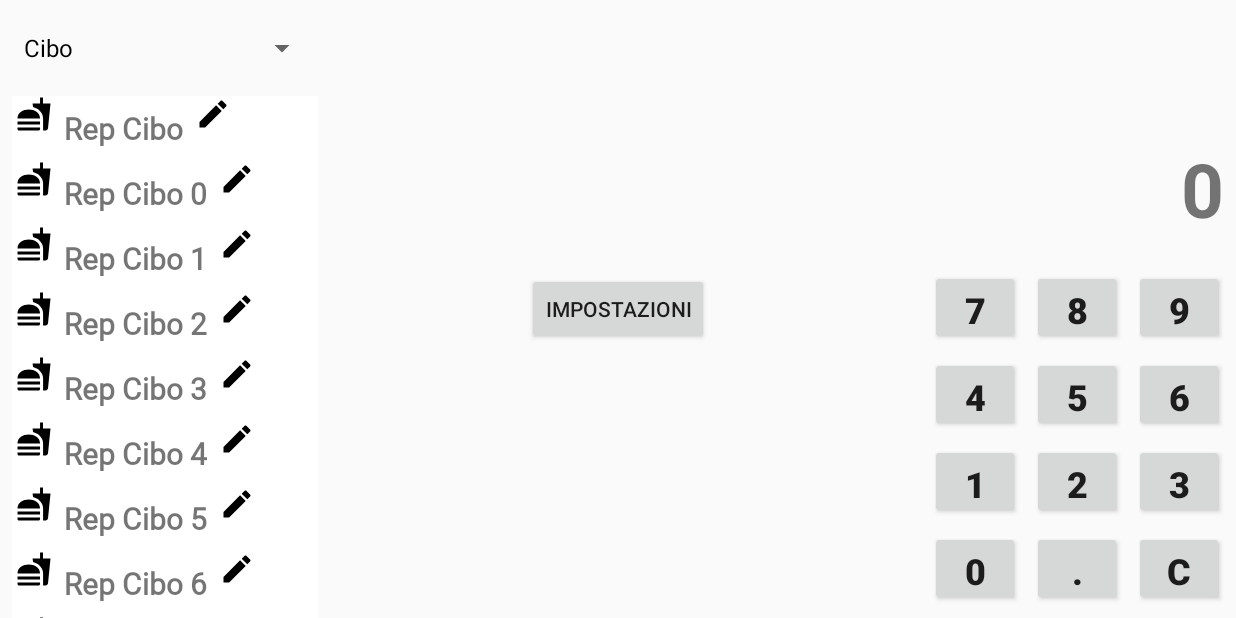
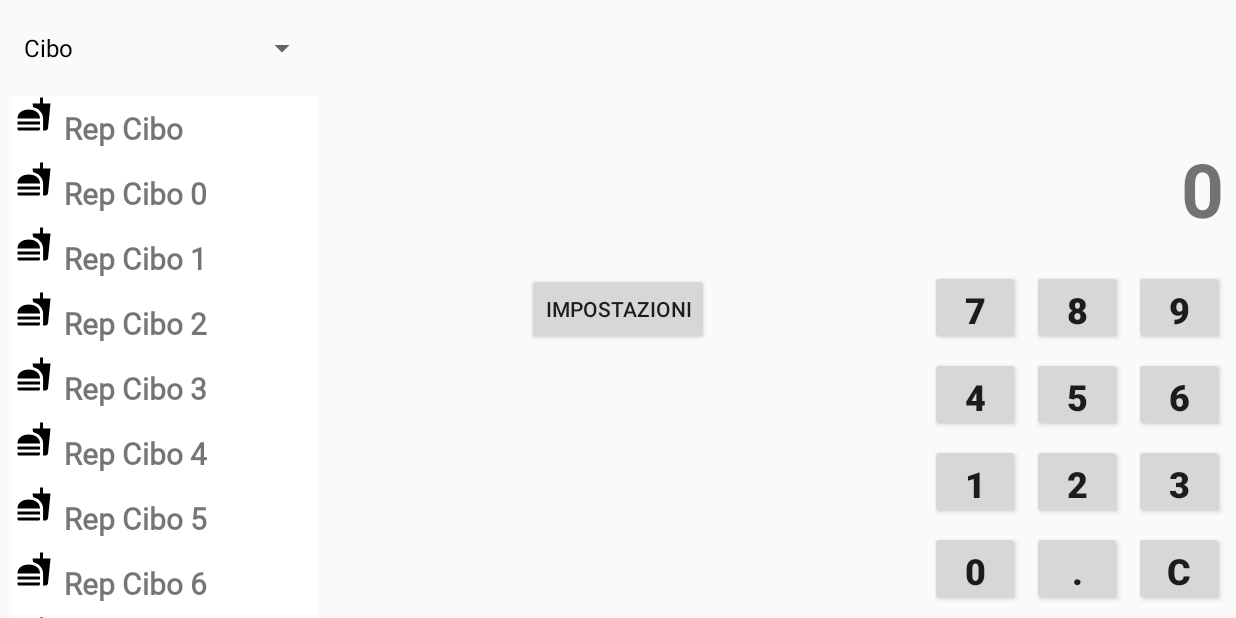
Before and after one commit to simone-di-paolo/cash-register-android, an Android app: the screen it shows after launch (MainActivity), on a phone screen of 824 x 412 dp (held sideways). Run offline under Robolectric (Android 15) with nearby library versions, the phone set to English and light mode, and no system bars.

Commit message:
Feature - Added new RecycleView for the edit of the Reparto name.

```diff
--- a/app/build.gradle
+++ b/app/build.gradle
@@ -29,6 +29,9 @@ dependencies {
     implementation 'com.google.android.material:material:1.6.1'
     implementation 'androidx.navigation:navigation-fragment:2.5.1'
     implementation 'androidx.navigation:navigation-ui:2.5.1'
+    implementation 'org.apache.commons:commons-lang3:3.0'
+    implementation 'android.arch.persistence.room:runtime:1.1.1'
+    annotationProcessor "android.arch.persistence.room:compiler:1.1.1"
     testImplementation 'junit:junit:4.12'
     androidTestImplementation 'androidx.test.ext:junit:1.1.3'
     androidTestImplementation 'androidx.test.espresso:espresso-core:3.4.0'
--- a/app/src/main/java/com/dev/simonedipaolo/cashregister/MainActivity.java
+++ b/app/src/main/java/com/dev/simonedipaolo/cashregister/MainActivity.java
@@ -5,8 +5,10 @@ import androidx.fragment.app.FragmentManager;
 import androidx.fragment.app.FragmentTransaction;
 
 import android.os.Bundle;
+import android.util.Log;
 
 import com.dev.simonedipaolo.cashregister.fragments.CashRegisterFragment;
+import com.dev.simonedipaolo.cashregister.utils.EditRepartoDialog;
 
 public class MainActivity extends AppCompatActivity {
 
--- a/app/src/main/java/com/dev/simonedipaolo/cashregister/adapters/RepartiAdapter.java
+++ b/app/src/main/java/com/dev/simonedipaolo/cashregister/adapters/RepartiAdapter.java
@@ -68,16 +68,6 @@ public class RepartiAdapter extends RecyclerView.Adapter<RepartiAdapter.RepartiV
             holder.text.setText(repartiNames[position]);
             holder.image.setImageResource(repartiImages[index]);
         }
-
-        // edit icon listener
-        holder.editIcon.setImageResource(R.drawable.ic_baseline_edit_24);
-        holder.editIcon.setOnClickListener(new View.OnClickListener() {
-            @Override
-            public void onClick(View view) {
-                Toast.makeText(context, "" + holder.getAdapterPosition(), Toast.LENGTH_SHORT).show();
-                EditRepartoDialog.openDialog(fragment.getParentFragmentManager());
-            }
-        });
     }
 
     @Override
@@ -89,17 +79,15 @@ public class RepartiAdapter extends RecyclerView.Adapter<RepartiAdapter.RepartiV
     }
 
     // inner class
-    public class RepartiViewHolder extends RecyclerView.ViewHolder{
+    public class RepartiViewHolder extends RecyclerView.ViewHolder {
 
         TextView text;
         ImageView image;
-        ImageView editIcon;
 
         public RepartiViewHolder(@NonNull View itemView) {
             super(itemView);
             text = itemView.findViewById(R.id.repartiRowText);
             image = itemView.findViewById(R.id.rowIcon);
-            editIcon = itemView.findViewById(R.id.editIcon);
         }
     }
 
--- a/app/src/main/res/layout/fragment_configure_reparti.xml
+++ b/app/src/main/res/layout/fragment_configure_reparti.xml
@@ -106,7 +106,7 @@
         android:layout_marginTop="16dp"
         android:layout_marginEnd="16dp"
         android:fontFamily="@font/roboto"
-        android:text="Clicca su un reparto \nper cambiare il nome"
+        android:text="@string/clicca_su_un_reparto_nper_cambiare_il_nome"
         android:textAlignment="center"
         android:textSize="20sp"
         android:textStyle="bold"
--- a/app/src/main/res/layout/reparti_row.xml
+++ b/app/src/main/res/layout/reparti_row.xml
@@ -48,18 +48,6 @@
                 app:layout_constraintTop_toTopOf="parent"
                 app:layout_constraintVertical_bias="0.507" />
 
-            <ImageView
-                android:id="@+id/editIcon"
-                android:layout_width="wrap_content"
-                android:layout_height="wrap_content"
-                android:layout_marginStart="8dp"
-                app:layout_constraintBottom_toBottomOf="parent"
-                app:layout_constraintEnd_toEndOf="parent"
-                app:layout_constraintHorizontal_bias="0.0"
-                app:layout_constraintStart_toEndOf="@+id/repartiRowText"
-                app:layout_constraintTop_toTopOf="parent"
-                app:layout_constraintVertical_bias="0.0"
-                app:srcCompat="@drawable/ic_launcher_foreground" />
         </androidx.constraintlayout.widget.ConstraintLayout>
     </androidx.cardview.widget.CardView>
 </androidx.constraintlayout.widget.ConstraintLayout>
--- a/app/src/main/res/values/strings.xml
+++ b/app/src/main/res/values/strings.xml
@@ -109,6 +109,8 @@
     <string name="configura_rep_altro">Configura Rep Altro</string>
     <string name="edit_nome_reparto">Nome reparto</string>
     <string name="panino_e_salsiccia_hint">Panino e salsiccia</string>
+    <string name="clicca_su_un_reparto_nper_cambiare_il_nome">Clicca su un reparto \nper cambiare il nome</string>
+    <string name="modifica_nome_reparto">Modifica nome reparto</string>
 
 
 </resources>
```
Also changed, not shown: app/src/main/java/com/dev/simonedipaolo/cashregister/fragments/ConfiguraRepartiFragment.java (+22 -7 lines), app/src/main/java/com/dev/simonedipaolo/cashregister/utils/EditRepartoDialog.java (+26 -3 lines).
